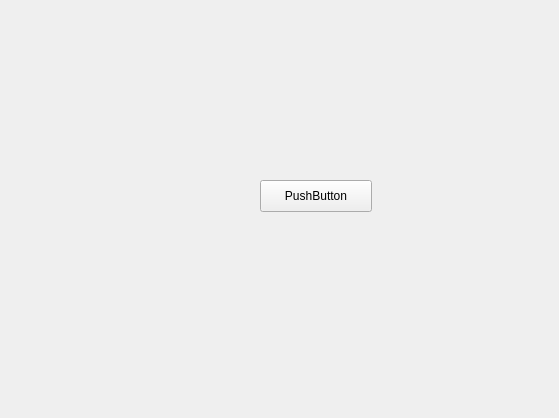
Before: the Qt Designer form nicos_ess/loki/gui/ui_files/form.ui in mlz-ictrl/nicos, drawn with Qt 5.
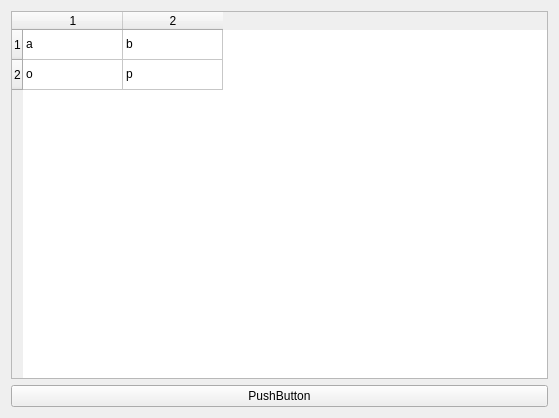
After: the same form once the commit is applied. Icons and pictures are not drawn.

Commit message: I think this works, but want to dig a bit more

The edit to the form file:
```diff
--- a/nicos_ess/loki/gui/ui_files/form.ui
+++ b/nicos_ess/loki/gui/ui_files/form.ui
@@ -13,19 +13,67 @@
   <property name="windowTitle">
    <string>Form</string>
   </property>
-  <widget class="QPushButton" name="pushButton">
-   <property name="geometry">
-    <rect>
-     <x>260</x>
-     <y>180</y>
-     <width>112</width>
-     <height>32</height>
-    </rect>
+  <layout class="QVBoxLayout" name="verticalLayout">
+   <item>
+    <widget class="QTableWidget" name="tableWidget">
+     <property name="rowCount">
+      <number>2</number>
+     </property>
+     <property name="columnCount">
+      <number>2</number>
+     </property>
+     <row/>
+     <row/>
+     <column/>
+     <column/>
+     <item row="0" column="0">
+      <property name="text">
+       <string>a</string>
+      </property>
+     </item>
+     <item row="0" column="1">
+      <property name="text">
+       <string>b</string>
+      </property>
+     </item>
+     <item row="1" column="0">
+      <property name="text">
+       <string>o</string>
+      </property>
+     </item>
+     <item row="1" column="1">
+      <property name="text">
+       <string>p</string>
+      </property>
+     </item>
+    </widget>
+   </item>
+   <item>
+    <widget class="QPushButton" name="pushButton">
+     <property name="text">
+      <string>PushButton</string>
+     </property>
+    </widget>
+   </item>
+  </layout>
+  <action name="actionCopy">
+   <property name="icon">
+    <iconset resource="../../../../resources/nicos-gui.qrc">
+     <normaloff>:/copy</normaloff>:/copy</iconset>
    </property>
    <property name="text">
-    <string>PushButton</string>
+    <string>C&amp;opy</string>
    </property>
-  </widget>
+   <property name="toolTip">
+    <string>Copy selected text to clipboard</string>
+   </property>
+   <property name="shortcut">
+    <string>Ctrl+C</string>
+   </property>
+   <property name="shortcutContext">
+    <enum>Qt::WidgetShortcut</enum>
+   </property>
+  </action>
  </widget>
  <resources/>
  <connections/>
```
Left out of the diff: 4 changed lines with no effect on the pictures. The commit also changes 1 other file.
